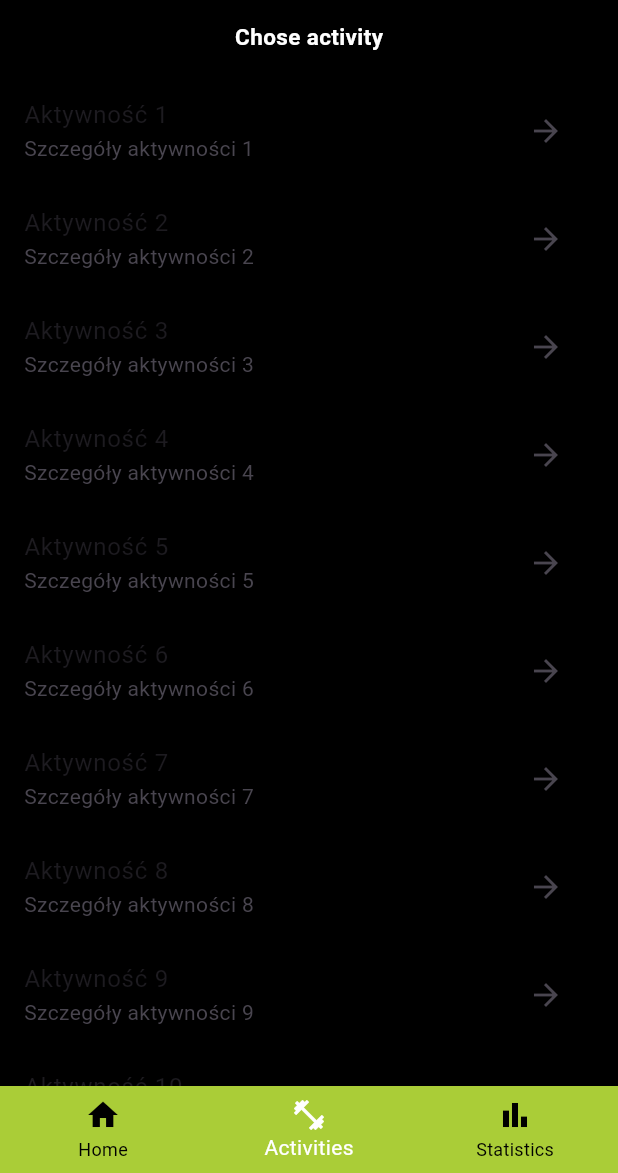
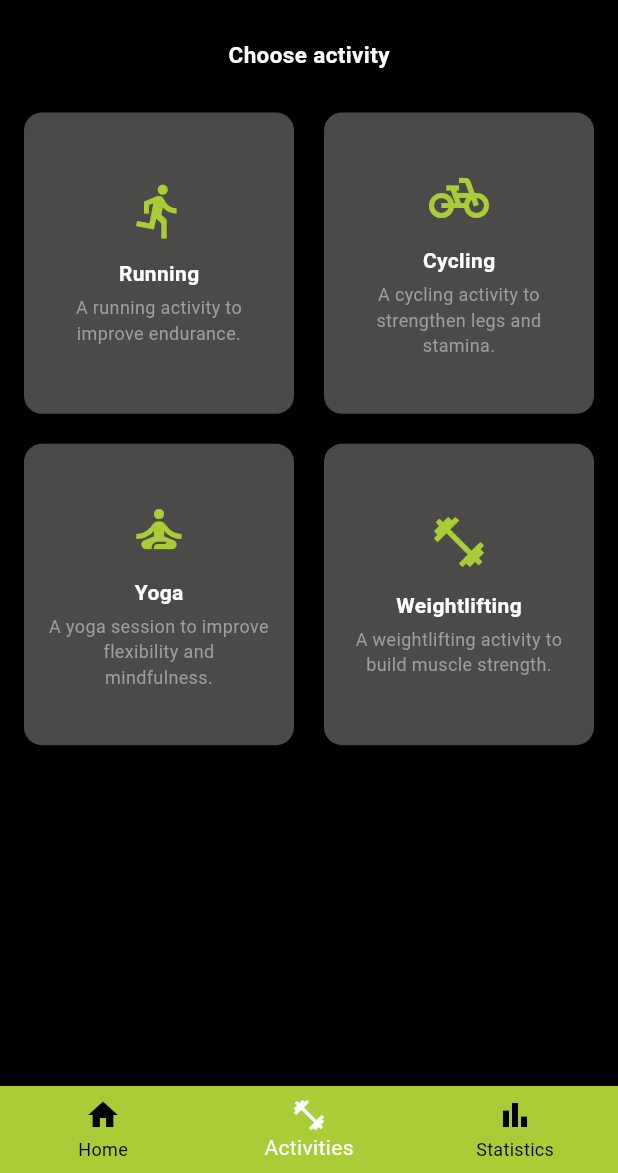
Before and after one commit to gawlowskiandrzej/fittracker, a Flutter app: the screen it shows once a user with an empty profile is signed in, swiped to page 2, on a phone screen of 412 x 824 dp, the part 63-1236 px from its top. Run offline on Flutter 3.47's test engine with Material 3 defaults, Android fonts, the phone set to English and light mode, and no system bars; our stand-ins replace cloud_firestore, firebase_auth, firebase_core, google_fonts; accounts and stored records are empty; network calls fail; Roboto replaces fonts that are missing (Abel).

Commit message:
add activity widget and change default font to google font

```diff
--- a/lib/models/activity.dart
+++ b/lib/models/activity.dart
@@ -2,6 +2,7 @@ import 'package:cloud_firestore/cloud_firestore.dart';
 
 class Activity {
   final String id;
+  final String userId;
   final String type;
   final double distanceKm;
   final int steps;
@@ -15,11 +16,13 @@ class Activity {
     required this.steps,
     required this.durationMinutes,
     required this.startTime,
+    required this.userId
   });
 
   factory Activity.fromFirestore(Map<String, dynamic> data, String id) {
     return Activity(
       id: id,
+      userId: data['userId'] ?? '-1',
       type: data['type'] ?? 'unknown',
       distanceKm: (data['distanceKm'] ?? 0).toDouble(),
       steps: data['steps'] ?? 0,
--- /dev/null
+++ b/lib/models/activity_list_item.dart
@@ -0,0 +1,43 @@
+import 'package:flutter/material.dart';
+
+class ActivityListItem {
+    final String? name;
+    final String? type;
+    final String? description;
+    final IconData icon;
+
+
+const ActivityListItem({
+    required this.name,
+    required this.type,
+    required this.description,
+    required this.icon,
+  });
+
+static const List<ActivityListItem> activityList = [
+  ActivityListItem(
+    name: 'Running',
+    type: 'Cardio',
+    description: 'A running activity to improve endurance.',
+    icon: Icons.directions_run,
+  ),
+  ActivityListItem(
+    name: 'Cycling',
+    type: 'Cardio',
+    description: 'A cycling activity to strengthen legs and stamina.',
+    icon: Icons.pedal_bike,
+  ),
+  ActivityListItem(
+    name: 'Yoga',
+    type: 'Flexibility',
+    description: 'A yoga session to improve flexibility and mindfulness.',
+    icon: Icons.self_improvement,
+  ),
+  ActivityListItem(
+    name: 'Weightlifting',
+    type: 'Strength',
+    description: 'A weightlifting activity to build muscle strength.',
+    icon: Icons.fitness_center,
+  ),
+];
+}
--- a/lib/theme/theme_data.dart
+++ b/lib/theme/theme_data.dart
@@ -1,15 +1,14 @@
 import 'package:flutter/material.dart';
+import 'package:google_fonts/google_fonts.dart';
 import 'colors.dart'; // zakładam że masz ten plik z paletą
 
 final ThemeData appTheme = ThemeData(
   scaffoldBackgroundColor: AppColors.background, // tło dla Scaffoldów
   primaryColor: AppColors.primary,
 
-  textTheme: TextTheme(
-    bodyLarge: TextStyle(color: AppColors.text),
-    bodyMedium: TextStyle(color: AppColors.text),
-    titleLarge: TextStyle(color: AppColors.text),
-    titleMedium: TextStyle(color: AppColors.text),
+  textTheme: GoogleFonts.abelTextTheme().apply(
+    bodyColor: AppColors.text,
+    displayColor: AppColors.text,
   ),
   appBarTheme: AppBarTheme(
     backgroundColor: AppColors.background,
--- a/lib/views/activity/acitivity_widget.dart
+++ b/lib/views/activity/acitivity_widget.dart
@@ -1,13 +1,46 @@
-import 'package:fittracker/models/activity.dart';
+import 'package:fittracker/main.dart';
+import 'package:fittracker/models/activity_list_item.dart';
+import 'package:fittracker/theme/colors.dart';
 import 'package:flutter/material.dart';
 
-class AcitivityWidget extends StatelessWidget {
-  AcitivityWidget({super.key, this.activity});
+class ActivityWidget extends StatelessWidget {
+  final ActivityListItem activity;
 
-  Activity? activity;
+  const ActivityWidget({super.key, required this.activity});
 
   @override
   Widget build(BuildContext context) {
-    return const Placeholder();
+    return GestureDetector(
+      onTap: () {
+        // Tu możesz dodać np. nawigację do szczegółów aktywności
+      },
+      child: Card(
+        elevation: 3,
+        shape: RoundedRectangleBorder(
+          borderRadius: BorderRadius.circular(12),
+        ),
+        color: AppColors.primary,
+        child: Padding(
+          padding: const EdgeInsets.all(16.0),
+          child: Column(
+            mainAxisAlignment: MainAxisAlignment.center,
+            children: [
+              Icon(activity.icon, size: 40, color: AppColors.secondary),
+              const SizedBox(height: 12),
+              Text(
+                activity.name!,
+                style: const TextStyle(fontWeight: FontWeight.bold),
+              ),
+              const SizedBox(height: 4),
+              Text(
+                activity.description!,
+                style: const TextStyle(fontSize: 12, color: Colors.grey),
+                textAlign: TextAlign.center,
+              ),
+            ],
+          ),
+        ),
+      ),
+    );
   }
 }
--- a/lib/views/activity/acitvity_list.dart
+++ b/lib/views/activity/acitvity_list.dart
@@ -1,39 +1,44 @@
+import 'package:fittracker/models/activity_list_item.dart';
+import 'package:fittracker/views/activity/acitivity_widget.dart';
 import 'package:flutter/material.dart';
 
 class AcitvityList extends StatelessWidget {
   const AcitvityList({super.key});
 
   @override
-  Widget build(BuildContext context) {
-    return Column(
+Widget build(BuildContext context) {
+  final activities = ActivityListItem.activityList;
+
+  return Scaffold(
+    body: Column(
       crossAxisAlignment: CrossAxisAlignment.center,
       children: [
-        const Text(
-          'Chose activity',
-          style: TextStyle(
-            fontSize: 15,
-            fontWeight: FontWeight.bold,
+        const Padding(
+          padding: EdgeInsets.all(12.0),
+          child: Text(
+            "Choose activity",
+            style: TextStyle(fontSize: 15, fontWeight: FontWeight.bold),
           ),
         ),
-        const SizedBox(height: 16),
         Expanded(
-          child: ListView.builder(
-            itemCount: 10, // Replace with your activity count
-            itemBuilder: (context, index) {
-              return ListTile(
-                title: Text('Aktywność ${index + 1}'),
-                subtitle: Text('Szczegóły aktywności ${index + 1}'),
-                trailing: IconButton(
-                  icon: const Icon(Icons.arrow_forward),
-                  onPressed: () {
-                    // Handle navigation to activity details
-                  },
-                ),
-              );
-            },
+          child: Padding(
+            padding: const EdgeInsets.all(12.0),
+            child: GridView.builder(
+              itemCount: activities.length,
+              gridDelegate: const SliverGridDelegateWithFixedCrossAxisCount(
+                crossAxisCount: 2,
+                crossAxisSpacing: 12,
+                mainAxisSpacing: 12,
+                childAspectRatio: 0.9,
+              ),
+              itemBuilder: (context, index) {
+                return ActivityWidget(activity: activities[index]);
+              },
+            ),
           ),
         ),
       ],
-    );
-  }
+    ),
+  );
 }
+}
--- a/lib/views/home/recent_activity_tile.dart
+++ b/lib/views/home/recent_activity_tile.dart
@@ -1,4 +1,3 @@
-import 'package:fittracker/main.dart';
 import 'package:fittracker/models/activity.dart';
 import 'package:fittracker/theme/colors.dart';
 import 'package:flutter/material.dart';
--- a/lib/views/login/register.dart
+++ b/lib/views/login/register.dart
@@ -3,7 +3,7 @@ import 'package:fittracker/share/constants.dart';
 import 'package:flutter/material.dart';
 
 class Register extends StatefulWidget {
-  const Register({required this.toggleView});
+  const Register({super.key, required this.toggleView});
 
   final Function? toggleView;
 
@@ -21,8 +21,7 @@ class _RegisterState extends State<Register> {
 
   @override
   Widget build(BuildContext context) {
-    return isLoading ? Loading() : Container(
-      child: Scaffold(
+    return isLoading ? Loading() : Scaffold(
       appBar: AppBar(
         title: const Text('Register'),
         actions: <Widget>[
@@ -80,7 +79,6 @@ class _RegisterState extends State<Register> {
           ),
         ),
       ),
-      ),
     );
   }
 }
--- a/pubspec.yaml
+++ b/pubspec.yaml
@@ -38,6 +38,7 @@ dependencies:
   firebase_core: ^3.13.0
   provider: ^6.1.4
   cloud_firestore: ^5.6.6
+  google_fonts: ^6.2.1
 
 dev_dependencies:
   flutter_test:
```
Also changed, not shown: pubspec.lock, 1 other file. Lines whose indentation alone changed are shown as unchanged.
